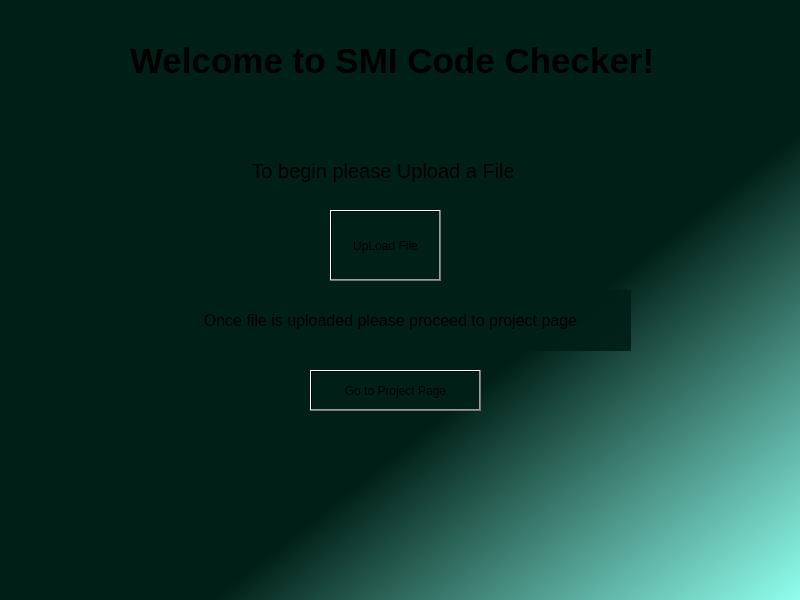
Old version of the form mainwindow.ui in the repository ianlopez07/SMI-Code-Checker.
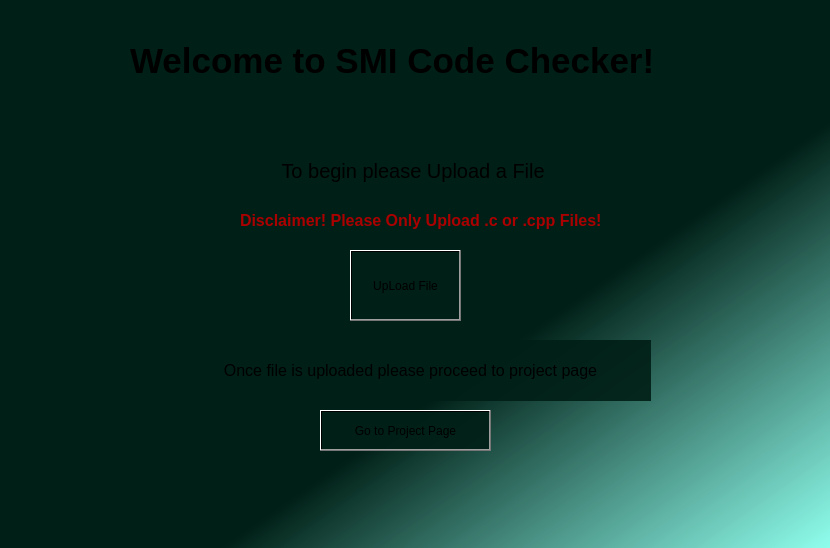
New version of the form.

Diff of the .ui file:
```diff
--- a/mainwindow.ui
+++ b/mainwindow.ui
@@ -6,8 +6,8 @@
    <rect>
     <x>0</x>
     <y>0</y>
-    <width>800</width>
-    <height>600</height>
+    <width>830</width>
+    <height>548</height>
    </rect>
   </property>
   <property name="windowTitle">
@@ -21,8 +21,8 @@
    <widget class="QPushButton" name="UploadFileBtn">
     <property name="geometry">
      <rect>
-      <x>330</x>
-      <y>210</y>
+      <x>350</x>
+      <y>250</y>
       <width>111</width>
       <height>71</height>
      </rect>
@@ -37,7 +37,7 @@
    <widget class="QLabel" name="label">
     <property name="geometry">
      <rect>
-      <x>210</x>
+      <x>240</x>
       <y>150</y>
       <width>341</width>
       <height>41</height>
@@ -83,8 +83,8 @@
    <widget class="QLabel" name="GoprojectPage">
     <property name="geometry">
      <rect>
-      <x>150</x>
-      <y>290</y>
+      <x>170</x>
+      <y>340</y>
       <width>481</width>
       <height>61</height>
      </rect>
@@ -107,8 +107,8 @@
    <widget class="QPushButton" name="ProjectPageBtn">
     <property name="geometry">
      <rect>
-      <x>310</x>
-      <y>370</y>
+      <x>320</x>
+      <y>410</y>
       <width>171</width>
       <height>41</height>
      </rect>
@@ -120,6 +120,29 @@
      <string>Go to Project Page</string>
     </property>
    </widget>
+   <widget class="QLabel" name="label_3">
+    <property name="geometry">
+     <rect>
+      <x>240</x>
+      <y>210</y>
+      <width>401</width>
+      <height>21</height>
+     </rect>
+    </property>
+    <property name="font">
+     <font>
+      <pointsize>12</pointsize>
+      <bold>true</bold>
+     </font>
+    </property>
+    <property name="styleSheet">
+     <string notr="true">background-color: qlineargradient(spread:pad, x1:1, y1:1, x2:1, y2:1, stop:0.455399 rgba(0, 31, 22, 232), stop:1 rgba(144, 255, 238, 251));
+color: rgb(170, 0, 0);</string>
+    </property>
+    <property name="text">
+     <string>Disclaimer! Please Only Upload .c or .cpp Files!</string>
+    </property>
+   </widget>
   </widget>
  </widget>
  <resources/>
```
